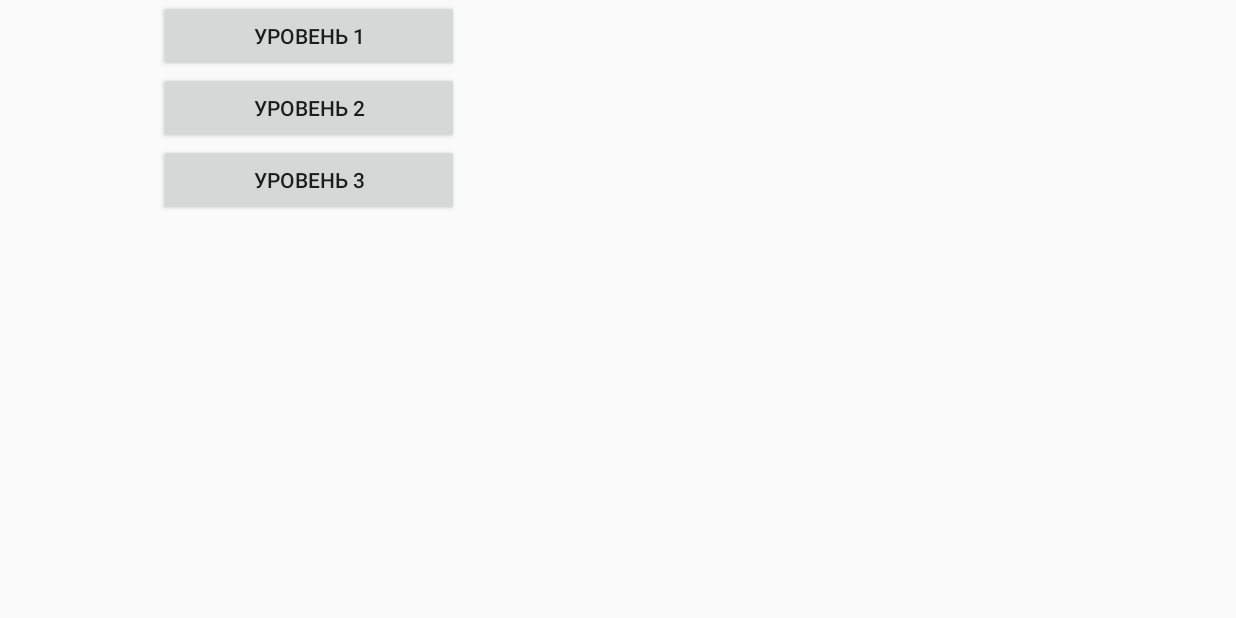
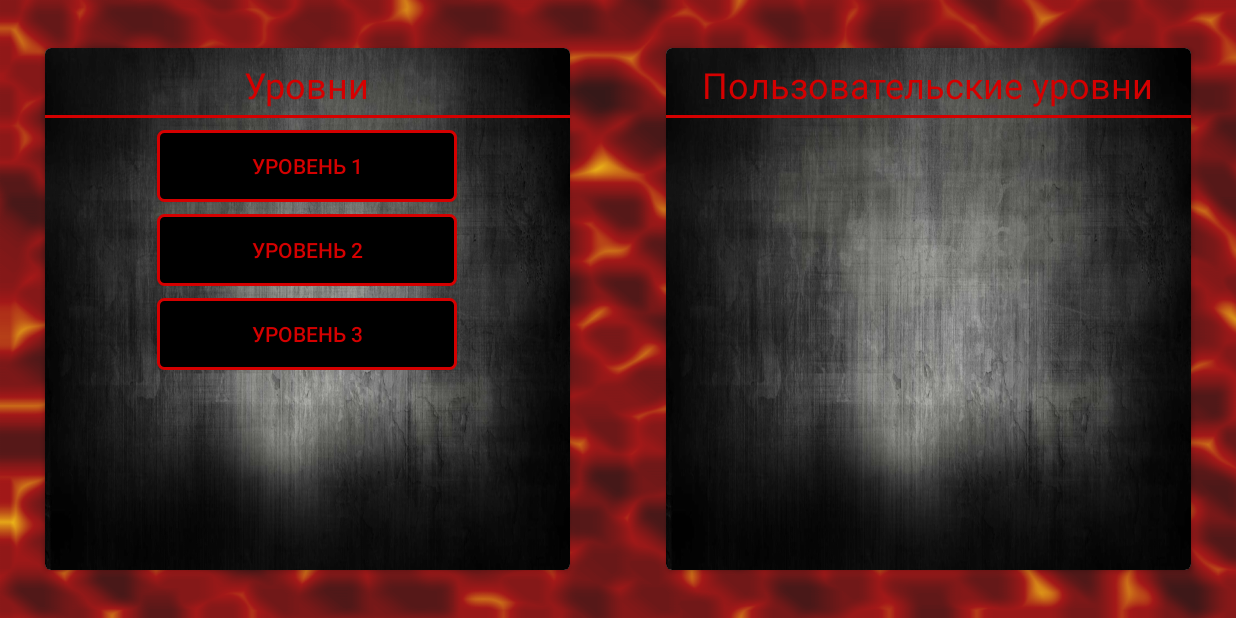
Before and after one commit to VladisP/DungeonsAndCode, an Android app: the LevelsActivity screen opened directly, with no data from a screen before it, on a phone screen of 824 x 412 dp (held sideways). Run offline under Robolectric (Android 15) with nearby library versions, the phone set to English and light mode, and no system bars.

Commit message:
[UPD] Дизайн списков уровней

```diff
--- a/app/src/main/res/layout/activity_levels.xml
+++ b/app/src/main/res/layout/activity_levels.xml
@@ -1,21 +1,86 @@
 <?xml version="1.0" encoding="utf-8"?>
 <LinearLayout xmlns:android="http://schemas.android.com/apk/res/android"
+    xmlns:app="http://schemas.android.com/apk/res-auto"
     android:layout_width="match_parent"
     android:layout_height="match_parent"
+    android:background="@drawable/scene_background"
     android:gravity="center"
-    android:orientation="horizontal"
-    android:weightSum="2">
+    android:orientation="horizontal">
 
-    <androidx.recyclerview.widget.RecyclerView
-        android:id="@+id/levels_list"
-        android:layout_width="0dp"
+    <androidx.cardview.widget.CardView
+        android:layout_width="350dp"
         android:layout_height="match_parent"
-        android:layout_weight="1" />
+        android:layout_margin="32dp"
+        android:elevation="2dp"
+        app:cardCornerRadius="4dp">
 
-    <androidx.recyclerview.widget.RecyclerView
-        android:id="@+id/custom_levels_list"
-        android:layout_width="0dp"
+        <LinearLayout
+            android:layout_width="match_parent"
+            android:layout_height="match_parent"
+            android:background="@drawable/gray_gradient_background"
+            android:orientation="vertical">
+
+            <TextView
+                android:layout_width="wrap_content"
+                android:layout_height="wrap_content"
+                android:layout_gravity="center_horizontal"
+                android:layout_marginTop="8dp"
+                android:layout_marginBottom="4dp"
+                android:text="@string/levels"
+                android:textColor="@color/colorRed"
+                android:textSize="24sp" />
+
+            <View
+                android:layout_width="match_parent"
+                android:layout_height="2dp"
+                android:layout_marginBottom="4dp"
+                android:background="@color/colorRed" />
+
+            <androidx.recyclerview.widget.RecyclerView
+                android:id="@+id/levels_list"
+                android:layout_width="match_parent"
+                android:layout_height="match_parent" />
+
+        </LinearLayout>
+
+    </androidx.cardview.widget.CardView>
+
+    <androidx.cardview.widget.CardView
+        android:layout_width="350dp"
         android:layout_height="match_parent"
-        android:layout_weight="1" />
+        android:layout_margin="32dp"
+        android:elevation="2dp"
+        app:cardCornerRadius="4dp">
+
+        <LinearLayout
+            android:layout_width="match_parent"
+            android:layout_height="match_parent"
+            android:background="@drawable/gray_gradient_background"
+            android:orientation="vertical">
+
+            <TextView
+                android:layout_width="wrap_content"
+                android:layout_height="wrap_content"
+                android:layout_gravity="center_horizontal"
+                android:layout_marginTop="8dp"
+                android:layout_marginBottom="4dp"
+                android:text="@string/custom_levels"
+                android:textColor="@color/colorRed"
+                android:textSize="24sp" />
+
+            <View
+                android:layout_width="match_parent"
+                android:layout_height="2dp"
+                android:layout_marginBottom="4dp"
+                android:background="@color/colorRed" />
+
+            <androidx.recyclerview.widget.RecyclerView
+                android:id="@+id/custom_levels_list"
+                android:layout_width="match_parent"
+                android:layout_height="match_parent" />
+
+        </LinearLayout>
+
+    </androidx.cardview.widget.CardView>
 
 </LinearLayout>
--- a/app/src/main/res/layout/level_list_item.xml
+++ b/app/src/main/res/layout/level_list_item.xml
@@ -2,12 +2,15 @@
 <LinearLayout xmlns:android="http://schemas.android.com/apk/res/android"
     android:layout_width="match_parent"
     android:layout_height="wrap_content"
+    android:layout_margin="4dp"
     android:gravity="center"
     android:orientation="vertical">
 
     <Button
         android:id="@+id/start_level_button"
         android:layout_width="200dp"
-        android:layout_height="wrap_content" />
+        android:layout_height="wrap_content"
+        android:background="@drawable/button_background"
+        android:textColor="@color/colorRed" />
 
 </LinearLayout>
--- a/app/src/main/res/values/colors.xml
+++ b/app/src/main/res/values/colors.xml
@@ -5,6 +5,7 @@
     <color name="colorAccent">#D81B60</color>
     <color name="colorBlack">#000</color>
     <color name="colorGray">#212121</color>
+    <color name="colorLightGray">#424242</color>
     <color name="colorRed">#D50000</color>
     <color name="colorLineNumber">#00D5D5</color>
 </resources>
--- a/app/src/main/res/values/strings.xml
+++ b/app/src/main/res/values/strings.xml
@@ -34,4 +34,6 @@
     <string name="create_level">Создать уровень</string>
     <string name="hero_and_treasure_exists">На поле должны быть герой и сокровище!</string>
     <string name="start_background">start background</string>
+    <string name="levels">Уровни</string>
+    <string name="custom_levels">Пользовательские уровни</string>
 </resources>
```
Also changed, not shown: app/src/main/res/drawable-ldpi/gray_gradient_background.png (added), app/src/main/res/drawable-mdpi/gray_gradient_background.png (added), 4 other files.
